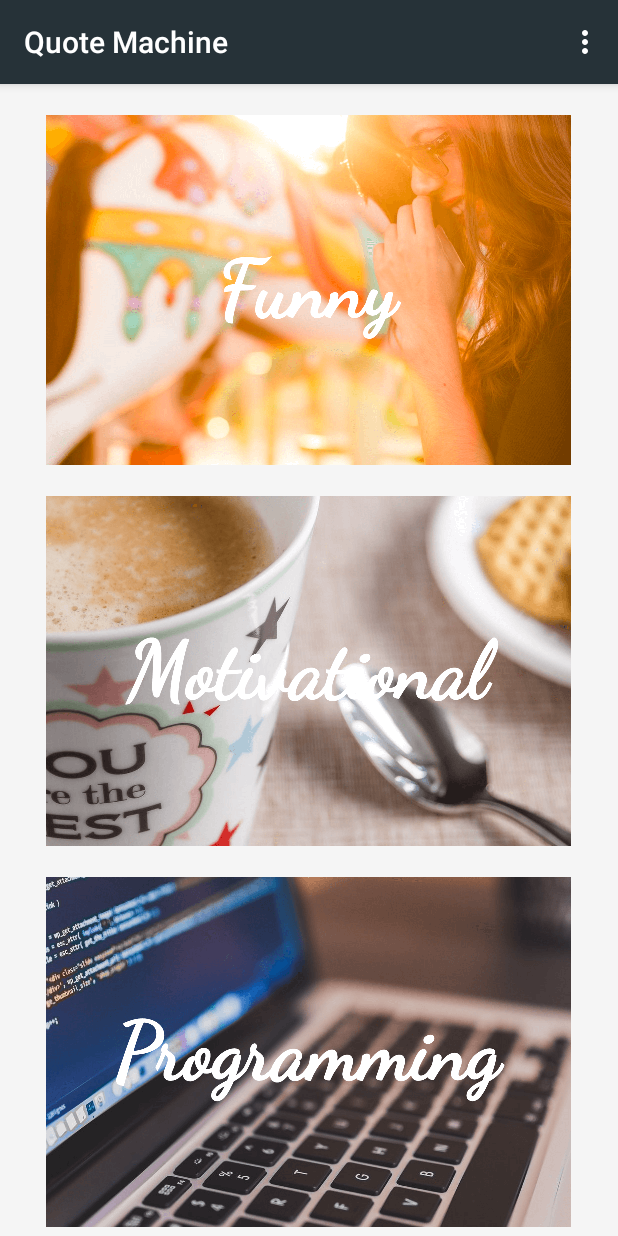
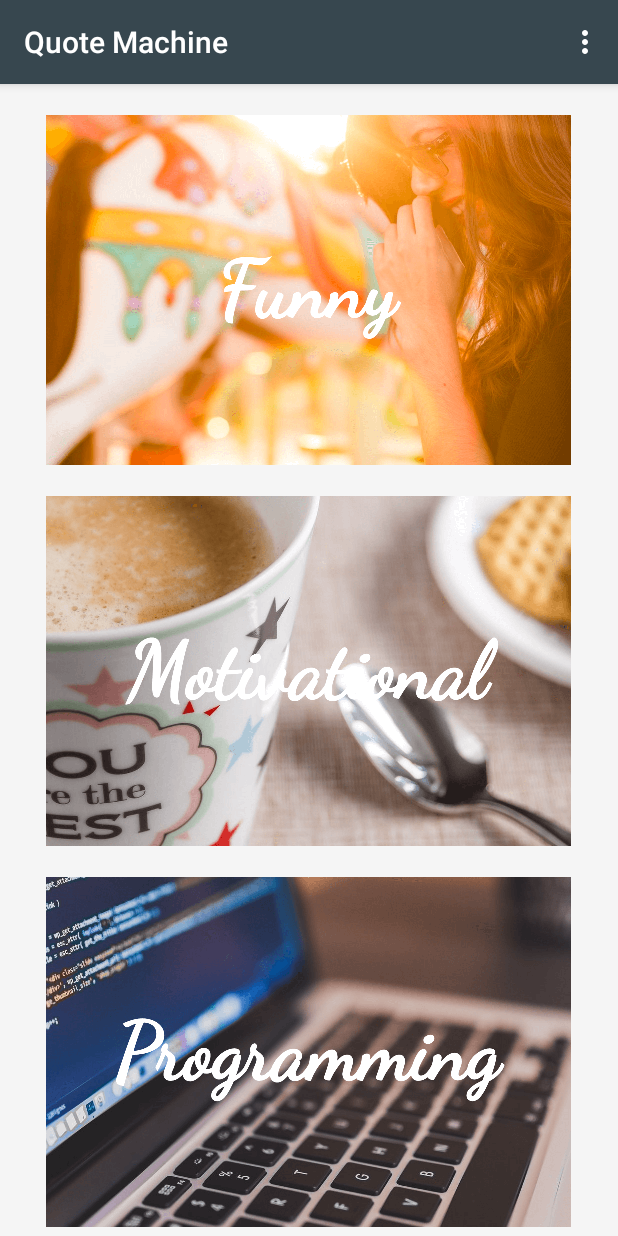
Before and after one commit to AbhayKV04/android-quote-machine, an Android app: the MainActivity screen opened directly, with no data from a screen before it, in the options menu, after a tap on "Light Theme", on a phone screen of 412 x 824 dp. Run offline under Robolectric (Android 15) with nearby library versions, the phone set to English and light mode, and no system bars.

Commit message:
Update colors and launcher icons

```diff
--- a/app/src/main/java/abhaykv04/quotemachine/MainActivity.java
+++ b/app/src/main/java/abhaykv04/quotemachine/MainActivity.java
@@ -1,6 +1,7 @@
 package abhaykv04.quotemachine;
 
 import android.content.Intent;
+import android.graphics.Color;
 import android.support.v4.content.ContextCompat;
 import android.support.v7.app.AppCompatActivity;
 import android.os.Bundle;
@@ -11,6 +12,7 @@ import android.widget.ImageButton;
 
 public class MainActivity extends AppCompatActivity {
 
+    ImageButton funnyButton, motiButton, progButton, randButton, startButton;
     private int themeId = 0;
 
     @Override
@@ -31,7 +33,7 @@ public class MainActivity extends AppCompatActivity {
 
         final Intent intent = new Intent(getApplicationContext(), QuoteActivity.class);
 
-        ImageButton progButton = (ImageButton) findViewById(R.id.progButton);
+        progButton = (ImageButton) findViewById(R.id.progButton);
         progButton.setOnClickListener(new View.OnClickListener() {
             @Override
             public void onClick(View view) {
@@ -42,7 +44,7 @@ public class MainActivity extends AppCompatActivity {
             }
         });
 
-        ImageButton motiButton = (ImageButton) findViewById(R.id.motiButton);
+        motiButton = (ImageButton) findViewById(R.id.motiButton);
         motiButton.setOnClickListener(new View.OnClickListener() {
             @Override
             public void onClick(View view) {
@@ -53,7 +55,7 @@ public class MainActivity extends AppCompatActivity {
             }
         });
 
-        ImageButton randButton = (ImageButton) findViewById(R.id.randButton);
+        randButton = (ImageButton) findViewById(R.id.randButton);
         randButton.setOnClickListener(new View.OnClickListener() {
             @Override
             public void onClick(View view) {
@@ -64,7 +66,7 @@ public class MainActivity extends AppCompatActivity {
             }
         });
 
-        ImageButton funnyButton = (ImageButton) findViewById(R.id.funnyButton);
+        funnyButton = (ImageButton) findViewById(R.id.funnyButton);
         funnyButton.setOnClickListener(new View.OnClickListener() {
             @Override
             public void onClick(View view) {
@@ -75,7 +77,7 @@ public class MainActivity extends AppCompatActivity {
             }
         });
 
-        ImageButton startButton = (ImageButton) findViewById(R.id.startButton);
+        startButton = (ImageButton) findViewById(R.id.startButton);
         startButton.setOnClickListener(new View.OnClickListener() {
             @Override
             public void onClick(View view) {
@@ -85,6 +87,12 @@ public class MainActivity extends AppCompatActivity {
                 startActivity(intent);
             }
         });
+
+        funnyButton.setColorFilter(Color.argb(63, 38, 50, 56));
+        motiButton.setColorFilter(Color.argb(63, 38, 50, 56));
+        progButton.setColorFilter(Color.argb(63, 38, 50, 56));
+        randButton.setColorFilter(Color.argb(63, 38, 50, 56));
+        startButton.setColorFilter(Color.argb(63, 38, 50, 56));
     }
 
     @Override
@@ -103,11 +111,21 @@ public class MainActivity extends AppCompatActivity {
             case R.id.lightTheme:
                 themeId = 0;
                 getWindow().getDecorView().setBackgroundColor(ContextCompat.getColor(MainActivity.this, R.color.mainLight));
+                funnyButton.setColorFilter(Color.argb(0, 0, 0, 0));
+                motiButton.setColorFilter(Color.argb(0, 0, 0, 0));
+                progButton.setColorFilter(Color.argb(0, 0, 0, 0));
+                randButton.setColorFilter(Color.argb(0, 0, 0, 0));
+                startButton.setColorFilter(Color.argb(0, 0, 0, 0));
                 return true;
 
             case R.id.darkTheme:
                 themeId = 1;
                 getWindow().getDecorView().setBackgroundColor(ContextCompat.getColor(MainActivity.this, R.color.mainDark));
+                funnyButton.setColorFilter(Color.argb(63, 38, 50, 56));
+                motiButton.setColorFilter(Color.argb(63, 38, 50, 56));
+                progButton.setColorFilter(Color.argb(63, 38, 50, 56));
+                randButton.setColorFilter(Color.argb(63, 38, 50, 56));
+                startButton.setColorFilter(Color.argb(63, 38, 50, 56));
                 return true;
 
             case R.id.exit:
--- a/app/src/main/java/abhaykv04/quotemachine/QuoteActivity.java
+++ b/app/src/main/java/abhaykv04/quotemachine/QuoteActivity.java
@@ -174,8 +174,8 @@ public class QuoteActivity extends AppCompatActivity implements GestureDetector.
                 author.setTextColor(Color.parseColor(randomAccent));
             } else if (themeId == 1) {
                 getWindow().getDecorView().setBackgroundColor(ContextCompat.getColor(QuoteActivity.this, R.color.mainDark));
-                quote.setTextColor(ContextCompat.getColor(QuoteActivity.this, R.color.mainLight));
-                author.setTextColor(ContextCompat.getColor(QuoteActivity.this, R.color.mainLight));
+                quote.setTextColor(ContextCompat.getColor(QuoteActivity.this, R.color.colorAccent));
+                author.setTextColor(ContextCompat.getColor(QuoteActivity.this, R.color.colorAccent));
             }
 
             newText.setTextColor(ContextCompat.getColor(QuoteActivity.this, R.color.mainLight));
--- a/app/src/main/res/values/colors.xml
+++ b/app/src/main/res/values/colors.xml
@@ -2,9 +2,9 @@
 <resources>
 
     <!-- Base colors -->
-    <color name="colorPrimary">#263238</color>
-    <color name="colorPrimaryDark">#263238</color>
-    <color name="colorAccent">#d7ccc8</color>
+    <color name="colorPrimary">#37474f</color>
+    <color name="colorPrimaryDark">#37474f</color>
+    <color name="colorAccent">#cfd8dc</color>
 
     <!-- Main Activity color -->
     <color name="mainDark">#37474f</color>
```
Also changed, not shown: app/src/main/res/mipmap-hdpi/ic_launcher.png, app/src/main/res/mipmap-hdpi/ic_launcher_round.png, app/src/main/res/mipmap-mdpi/ic_launcher.png, app/src/main/res/mipmap-mdpi/ic_launcher_round.png, app/src/main/res/mipmap-xhdpi/ic_launcher.png, app/src/main/res/mipmap-xhdpi/ic_launcher_round.png, app/src/main/res/mipmap-xxhdpi/ic_launcher.png, app/src/main/res/mipmap-xxhdpi/ic_launcher_round.png.
